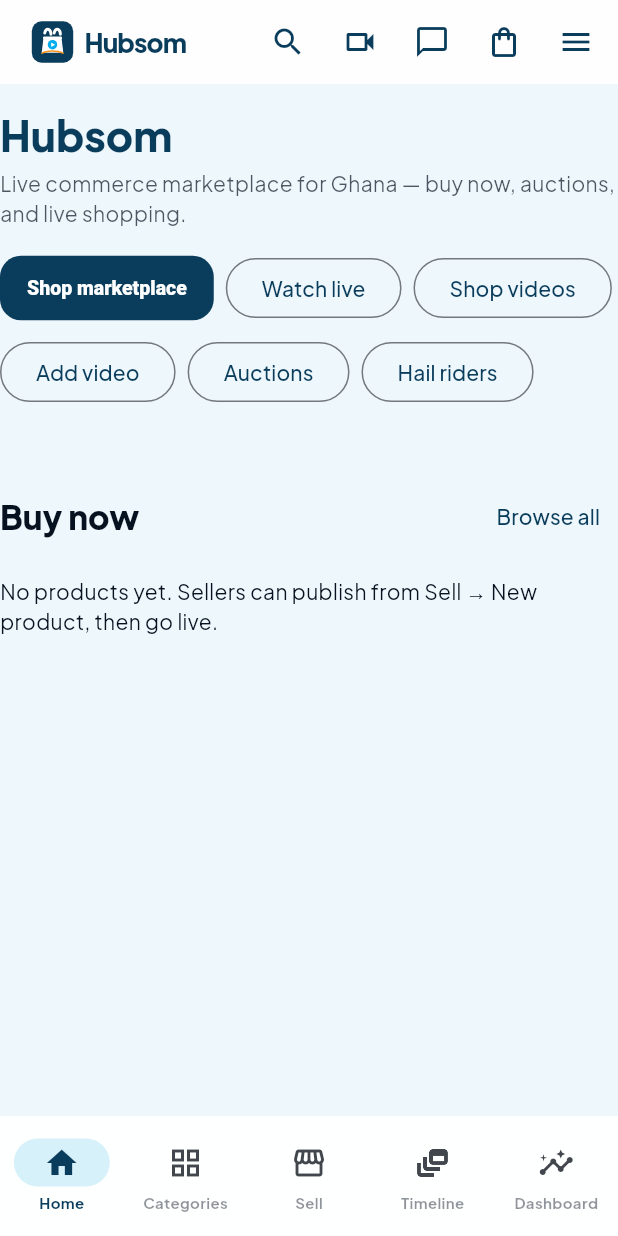
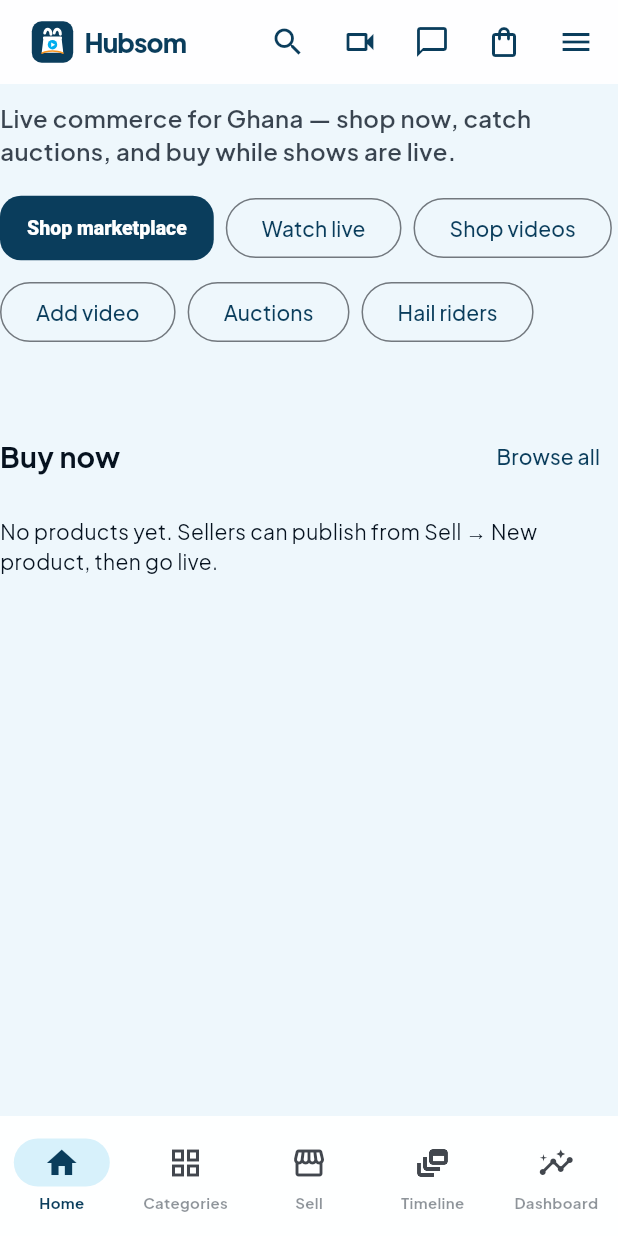
Before and after one commit to felixamay/hubsom, a Flutter app: the screen it shows after launch, on a phone screen of 412 x 824 dp. Run offline on Flutter 3.47's test engine with Material 3 defaults, Android fonts, the phone set to English and light mode, and no system bars; our stand-ins replace cached_network_image, cloud_firestore, dio, equatable, firebase_core, firebase_messaging and 12 more; missing offline and left inert: agora_rtc_engine, dart:js_interop, dart:ui_web; accounts and stored records are empty; network calls fail.

Commit message:
Redesign homepage: drop Hubsom title, tone headings
Remove the duplicate Hubsom page heading (logo stays in the app bar)
and style section titles and the intro tagline slightly larger and
bolder than body text.

Co-authored-by: felixamay <felixamay@users.noreply.github.com>

```diff
--- a/hubsom_app/lib/features/home/home_page.dart
+++ b/hubsom_app/lib/features/home/home_page.dart
@@ -13,6 +13,26 @@ import '../../widgets/responsive_scaffold.dart';
 
 class HomePage extends ConsumerWidget {
   const HomePage({super.key});
+
+  static TextStyle _sectionTitle(BuildContext context) {
+    final base = Theme.of(context).textTheme.titleMedium;
+    return (base ?? const TextStyle()).copyWith(
+      fontSize: (base?.fontSize ?? 16) + 3,
+      fontWeight: FontWeight.w700,
+      color: HubsomColors.ink,
+      height: 1.25,
+    );
+  }
+
+  static TextStyle _subheading(BuildContext context) {
+    final base = Theme.of(context).textTheme.bodyMedium;
+    return (base ?? const TextStyle()).copyWith(
+      fontSize: (base?.fontSize ?? 14) + 2,
+      fontWeight: FontWeight.w600,
+      color: HubsomColors.ink.withValues(alpha: 0.78),
+      height: 1.35,
+    );
+  }
 
   @override
   Widget build(BuildContext context, WidgetRef ref) {
@@ -55,23 +75,13 @@ class HomePage extends ConsumerWidget {
         slivers: [
           SliverToBoxAdapter(
             child: Padding(
-              padding: const EdgeInsets.fromLTRB(0, 16, 0, 8),
+              padding: const EdgeInsets.fromLTRB(0, 12, 0, 8),
               child: Column(
                 crossAxisAlignment: CrossAxisAlignment.start,
                 children: [
                   Text(
-                    'Hubsom',
-                    style: Theme.of(context).textTheme.headlineMedium?.copyWith(
-                          fontWeight: FontWeight.w900,
-                          color: HubsomColors.forest,
-                        ),
-                  ),
-                  const SizedBox(height: 4),
-                  Text(
-                    'Live commerce marketplace for Ghana — buy now, auctions, and live shopping.',
-                    style: Theme.of(context).textTheme.bodyMedium?.copyWith(
-                          color: HubsomColors.ink.withValues(alpha: 0.7),
-                        ),
+                    'Live commerce for Ghana — shop now, catch auctions, and buy while shows are live.',
+                    style: _subheading(context),
                   ),
                   const SizedBox(height: 16),
                   Wrap(
@@ -121,13 +131,7 @@ class HomePage extends ConsumerWidget {
                     const SizedBox(height: 20),
                     Row(
                       children: [
-                        Text(
-                          'Live now',
-                          style: Theme.of(context)
-                              .textTheme
-                              .titleLarge
-                              ?.copyWith(fontWeight: FontWeight.w800),
-                        ),
+                        Text('Live now', style: _sectionTitle(context)),
                         const Spacer(),
                         TextButton(
                           onPressed: () => context.push('/live'),
@@ -135,6 +139,7 @@ class HomePage extends ConsumerWidget {
                         ),
                       ],
                     ),
+                    const SizedBox(height: 8),
                     SizedBox(
                       height: 160,
                       child: ListView.separated(
@@ -150,7 +155,10 @@ class HomePage extends ConsumerWidget {
                               padding: const EdgeInsets.all(12),
                               decoration: BoxDecoration(
                                 gradient: const LinearGradient(
-                                  colors: [HubsomColors.forest, HubsomColors.blue],
+                                  colors: [
+                                    HubsomColors.forest,
+                                    HubsomColors.blue,
+                                  ],
                                 ),
                                 borderRadius: BorderRadius.circular(14),
                               ),
@@ -206,13 +214,7 @@ class HomePage extends ConsumerWidget {
               padding: const EdgeInsets.only(top: 24, bottom: 8),
               child: Row(
                 children: [
-                  Text(
-                    'Buy now',
-                    style: Theme.of(context)
-                        .textTheme
-                        .titleLarge
-                        ?.copyWith(fontWeight: FontWeight.w800),
-                  ),
+                  Text('Buy now', style: _sectionTitle(context)),
                   const Spacer(),
                   TextButton(
                     onPressed: () => context.push('/marketplace'),
@@ -223,11 +225,12 @@ class HomePage extends ConsumerWidget {
             ),
           ),
           if (products.isEmpty)
-            const SliverToBoxAdapter(
+            SliverToBoxAdapter(
               child: Padding(
-                padding: EdgeInsets.fromLTRB(0, 8, 0, 100),
+                padding: const EdgeInsets.fromLTRB(0, 8, 0, 100),
                 child: Text(
                   'No products yet. Sellers can publish from Sell → New product, then go live.',
+                  style: Theme.of(context).textTheme.bodyMedium,
                 ),
               ),
             )
```
